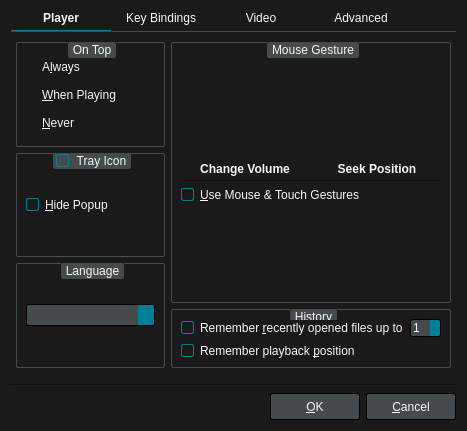
Old version of the form src/ui/preferencesdialog.ui in the repository liberize/Baka-MPlayer.
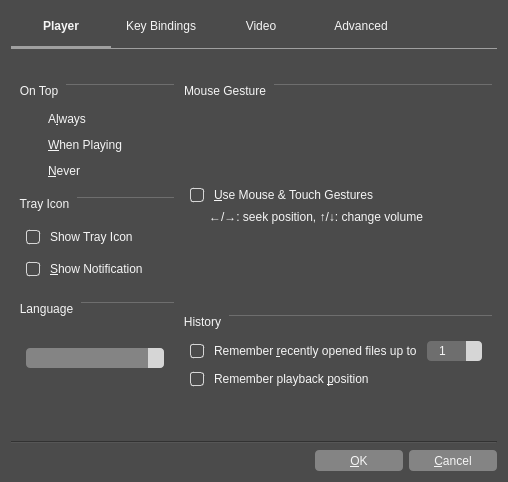
New version of the form. The open tabs and pages were chosen to show the change. Icons and pictures are not drawn.

What changed in the file:
```diff
--- a/src/ui/preferencesdialog.ui
+++ b/src/ui/preferencesdialog.ui
@@ -6,8 +6,8 @@
    <rect>
     <x>0</x>
     <y>0</y>
-    <width>467</width>
-    <height>431</height>
+    <width>508</width>
+    <height>482</height>
    </rect>
   </property>
   <property name="windowTitle">
@@ -16,7 +16,7 @@
   <property name="styleSheet">
    <string notr="true">QWidget {
 	font: 12px &quot;Noto Sans&quot;, &quot;FreeSans&quot;;
-	background: #1A1A1A;
+	background: #4B4B4B;
 	color: whitesmoke;
 }
 
@@ -24,64 +24,82 @@
 
 QTableWidget QHeaderView::section {
 	padding: 4px 2px;
-	background: #454A4D;
-	border: 1px solid #212121;
+	background: #6E6E6E;
+	border: none;
 }
 
 /* QRadioButton */
 
 QRadioButton::indicator {
-	width: 6px;
-	height: 6px;
-	border-radius: 5px;
+	width: 8px;
+	height: 8px;
+	border-radius: 7px;
 	padding: 2px;
+  margin: 4px 4px 4px 0;
 }
 QRadioButton::indicator:unchecked {
-	border: 1px solid whitesmoke;
+	border: 1px solid #D6D6D6;
 	image: none;
 }
 QRadioButton::indicator:checked {
-	border: 1px solid #008098;
+	border: 1px solid #D6D6D6;
+  background: #D6D6D6;
 	image: url(:/img/selected.svg);
 }
 
 /* QCheckBox */
 
 QCheckBox::indicator,
-QGroupBox::indicator{
-	width: 11px;
-	height: 11px;
-	border: 1px solid #008098;
-	border-radius: 2px;
+QGroupBox::indicator {
+	width: 12px;
+	height: 12px;
+	border: 1px solid #D6D6D6;
+	border-radius: 3px;
+  margin: 4px 4px 4px 0;
 }
 QCheckBox::indicator:unchecked,
 QGroupBox::indicator:unchecked {
-	border: 1px solid whitesmoke;
-	background: #1A1A1A;
+	border: 1px solid #D6D6D6;
+	background: #4B4B4B;
 	image: none;
 }
 QCheckBox::indicator:checked,
 QGroupBox::indicator:checked {
-	border: 1px solid #008098;
-	background: #008098;
+	border: 1px solid #D6D6D6;
+	background: #D6D6D6;
 	image: url(:/img/checked.svg);
 }
+QCheckBox::indicator:pressed,
+QGroupBox::indicator:pressed {
+  border: 1px solid #F1F1F1;
+  background: #F1F1F1;
+  image: url(:/img/checked.svg);
+}
 
 /* QComboBox */
 
 QComboBox {
-	background: #454A4D;
-	border: 1px solid #000;
-	border-radius: 2px;
-	padding: 2px;
+	background: #848484;
+	border: none;
+	border-radius: 4px;
+	padding: 2px 10px;
 }
-QComboBox:focus {
-	border: 1px solid #008098;
+QComboBox::item {
+  color: #000000;
+  background: #F0F0F0;
+}
+QComboBox::item::selected {
+  color: #FFFFFF;
+  background: #3F9BFA;
 }
 QComboBox::drop-down {
-	background: #008098;
-	border-top-right-radius: 2px;
-	border-bottom-right-radius: 2px;
+  width: 16px;
+	background: #D6D6D6;
+	border-top-right-radius: 4px;
+	border-bottom-right-radius: 4px;
+}
+QComboBox::drop-down::pressed {
+  background: #F1F1F1;
 }
 QComboBox::down-arrow {
 	image: url(:/img/down-arrow.svg);
@@ -90,8 +108,8 @@
 /* QLineEdit */
 
 QLineEdit {
-	background: #000;
-	border: 1px solid #454A4D;
+	background: #4B4B4B;
+	border: 1px solid #CACACA;
 	padding: 2px;
 }
 QLineEdit:focus {
@@ -101,13 +119,13 @@
 /* QPushButton */
 
 QPushButton {
-	background: #454A4D;
-	border: 1px solid #000;
-	border-radius: 2px;
+	background: #848484;
+	border: none;
+	border-radius: 4px;
 	color: whitesmoke;
 	min-width: 76px;
-	min-height: 17px;
-	padding: 4px 6px;
+	min-height: 15px;
+	padding: 3px 6px;
 }
 QPushButton:focus {
 	border: 1px solid #008098;
@@ -118,30 +136,36 @@
 }
 QPushButton:disabled {
 	background: transparent;
-	border: 1px solid #454A4D;
+	border: 1px solid #6E6E6E;
 	color: #6F6F6F;
 }
 
 /* QSpinBox */
 
 QSpinBox {
-	background: #454A4D;
-	border: 1px solid #000;
-	border-radius: 2px;
-}
-QSpinBox:focus {
-	border: 1px solid #008098;
+	background: #6E6E6E;
+	border: none;
+	border-radius: 4px;
+  padding: 2px 10px;
 }
 QSpinBox::disabled {
 	color: #6F6F6F;
 }
-QSpinBox::up-button,
+QSpinBox::up-button {
+  background: #D6D6D6;
+  border: none;
+  border-top-right-radius: 4px;
+  width: 16px;
+}
 QSpinBox::down-button {
-	background: #008098;
+	background: #D6D6D6;
 	border: none;
-	border-top-right-radius: 2px;
-	border-bottom-right-radius: 2px;
-	width: 10px;
+	border-bottom-right-radius: 4px;
+	width: 16px;
+}
+QSpinBox::up-button::pressed,
+QSpinBox::down-button::pressed {
+  background: #F1F1F1;
 }
 QSpinBox::up-arrow {
 	background: url(:/img/up-arrow.svg);
@@ -153,17 +177,25 @@
 /* QGroupBox */
 
 QGroupBox {
-	border: 1px solid #454A4D;
-	border-radius: 2px;
+	border-top: 1px solid #6E6E6E;
 	margin-top: 0.5em;
+  padding-top: 15px;
 }
 QGroupBox::title {
 	subcontrol-origin: margin;
-	subcontrol-position: top center;
-	background: #454A4D;
-	border: 1px solid #454A4D;
-	border-radius: 2px;
-	padding: 0 2px;
+	padding: 0 6px 0 2px;
+  left: 0px;
+}
+
+QFrame[frameShape=&quot;4&quot;] {
+  border: none;
+  max-height: 1px;
+  background: #A0A0A0;
+}
+QFrame[frameShape=&quot;5&quot;] {
+  border: none;
+  max-width: 1px;
+  background: #A0A0A0;
 }
 
 /* QScrollBar */
@@ -173,7 +205,7 @@
 	width: 6px;
 }
 QScrollBar::handle:vertical {
-	background: #008098;
+	background: #A0A0A0;
 	border-radius: 2px;
 	min-height: 10px;
 }
@@ -183,7 +215,7 @@
 }
 QScrollBar::add-page:vertical,
 QScrollBar::sub-page:vertical  {
-	background: #383838;
+	background: #4B4B4B;
 	margin: 0 2px;
 }
 QScrollBar::up-arrow:vertical,
@@ -196,7 +228,7 @@
 	padding-top: 1px;
 }
 QScrollBar::handle:horizontal {
-	background: #008098;
+	background: #A0A0A0;
 	border-radius: 2px;
 	min-width: 10px;
 }
@@ -206,7 +238,7 @@
 }
 QScrollBar::add-page:horizontal,
 QScrollBar::sub-page:horizontal {
-	background: #383838;
+	background: #4B4B4B;
 	margin: 2px 0;
 }
 QScrollBar::left-arrow:horizontal,
@@ -219,8 +251,8 @@
     <widget class="QTabWidget" name="tabWidget">
      <property name="styleSheet">
       <string notr="true">QTabWidget::pane { /* The tab widget frame */
-	border-top: 1px solid #454A4D;
-	padding: 5px 0px;
+	border-top: 1px solid #A0A0A0;
+	padding: 30px 0px;
 }
 
 QTabWidget::tab-bar { alignment: center; }
@@ -228,12 +260,13 @@
 /* Style the tab using the tab sub-control. Note that
     it reads QTabBar _not_ QTabWidget */
 QTabBar::tab {
+  height: 30px;
 	border-style: none;
 	padding-bottom: 5px;
 	min-width: 100px;
 }
 QTabBar::tab:selected {
-	border-bottom: 1px solid #008098;
+	border-bottom: 2px solid #A0A0A0;
 	font-weight: bold;
 }
 QTabBar::tab:!selected {
@@ -298,14 +331,18 @@
            <property name="title">
             <string>Tray Icon</string>
            </property>
-           <property name="checkable">
-            <bool>true</bool>
-           </property>
            <layout class="QVBoxLayout" name="verticalLayout_3">
             <item>
              <widget class="QCheckBox" name="hidePopupCheckBox">
               <property name="text">
-               <string>&amp;Hide Popup</string>
+               <string>Show Tray Icon</string>
+              </property>
+             </widget>
+            </item>
+            <item>
+             <widget class="QCheckBox" name="showNotificationCheckBox">
+              <property name="text">
+               <string>&amp;Show Notification</string>
               </property>
              </widget>
             </item>
@@ -357,69 +394,6 @@
               </property>
              </spacer>
             </item>
-            <item>
-             <layout class="QHBoxLayout" name="horizontalLayout_7">
-              <item>
-               <layout class="QVBoxLayout" name="verticalLayout_10">
-                <item>
-                 <widget class="QLabel" name="label_7">
-                  <property name="pixmap">
-                   <pixmap resource="../rsclist.qrc">:/img/gesture_volume.svg</pixmap>
-                  </property>
-                 </widget>
-                </item>
-                <item>
-                 <widget class="QLabel" name="label_8">
-                  <property name="styleSheet">
-                   <string notr="true">QLabel {
-	font-weight: bold;
-}</string>
-                  </property>
-                  <property name="text">
-                   <string>Change Volume</string>
-                  </property>
-                  <property name="alignment">
-                   <set>Qt::AlignCenter</set>
-                  </property>
-                 </widget>
-                </item>
-               </layout>
-              </item>
-              <item>
-               <layout class="QVBoxLayout" name="verticalLayout_11">
-                <item>
-                 <widget class="QLabel" name="label_4">
-                  <property name="pixmap">
-                   <pixmap resource="../rsclist.qrc">:/img/gesture_seek.svg</pixmap>
-                  </property>
-                 </widget>
-                </item>
-                <item>
-                 <widget class="QLabel" name="label_9">
-                  <property name="styleSheet">
-                   <string notr="true">QLabel {
-	font-weight: bold;
-}</string>
-                  </property>
-                  <property name="text">
-                   <string>Seek Position</string>
-                  </property>
-                  <property name="alignment">
-                   <set>Qt::AlignCenter</set>
-                  </property>
-                 </widget>
-                </item>
-               </layout>
-              </item>
-             </layout>
-            </item>
-            <item>
-             <widget class="Line" name="line_2">
-              <property name="orientation">
-               <enum>Qt::Horizontal</enum>
-              </property>
-             </widget>
-            </item>
             <item>
              <widget class="QCheckBox" name="gestureCheckBox">
               <property name="text">
@@ -427,6 +401,16 @@
               </property>
              </widget>
             </item>
+            <item>
+             <widget class="QLabel" name="gestureDescription">
+              <property name="styleSheet">
+               <string notr="true">margin-left: 16px;</string>
+              </property>
+              <property name="text">
+               <string>←/→: seek position, ↑/↓: change volume</string>
+              </property>
+             </widget>
+            </item>
             <item>
              <spacer name="verticalSpacer_3">
               <property name="orientation">
@@ -454,7 +438,7 @@
               <item>
                <widget class="QCheckBox" name="recentCheckBox">
                 <property name="text">
-                 <string>Remember &amp;recently opened files up to</string>
+                 <string>Remember &amp;recently opened files up to </string>
                 </property>
                </widget>
               </item>
```
Left out of the diff: 51 changed lines with no effect on the pictures.
